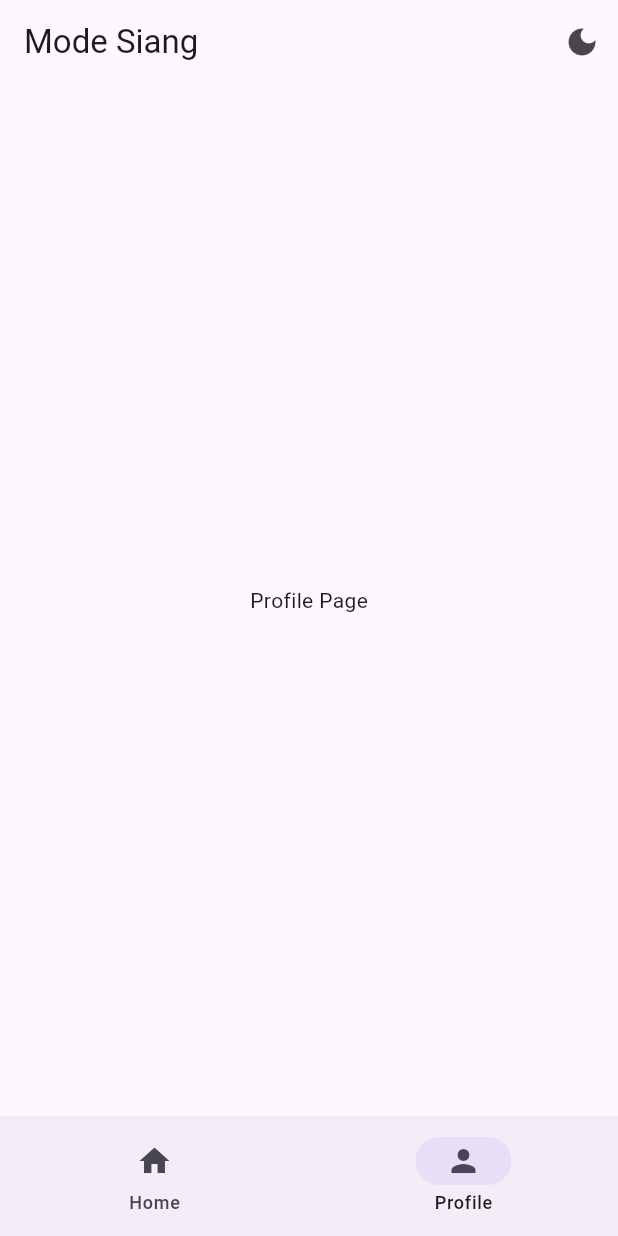
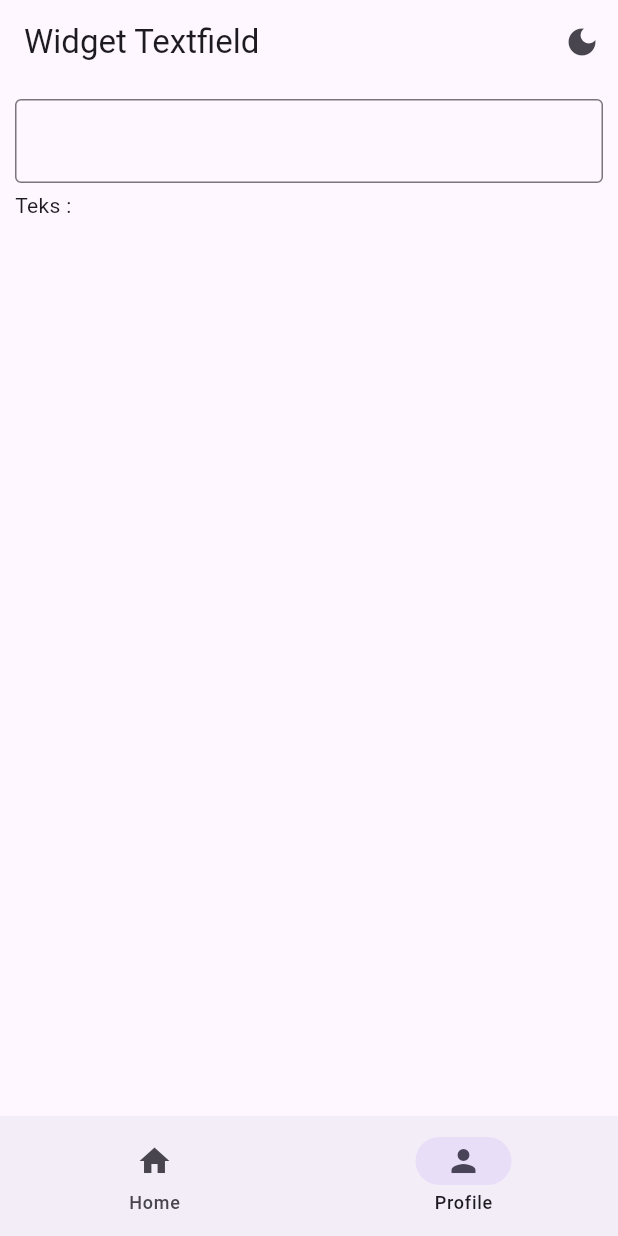
Before and after one commit to manpits/flutter, a Flutter app: the screen it shows after launch, item 2 of the bottom bar chosen, on a phone screen of 412 x 824 dp. Run offline on Flutter 3.47's test engine with Material 3 defaults, Android fonts, the phone set to English and light mode, and no system bars.

Commit message:
022-textfield-widget-1740978996

```diff
--- a/lib/main.dart
+++ b/lib/main.dart
@@ -1,5 +1,5 @@
 /* --------------------------------------------
-* Penggantian Light / Dark Theme
+* Textfiled Widget
 -----------------------------------------------*/
 
 import 'package:flutter/material.dart';
--- a/lib/views/pages/profilepage.dart
+++ b/lib/views/pages/profilepage.dart
@@ -1,12 +1,37 @@
 import 'package:flutter/material.dart';
 
-class ProfilePage extends StatelessWidget {
+class ProfilePage extends StatefulWidget {
   const ProfilePage({super.key});
 
   @override
+  State<ProfilePage> createState() => _ProfilePageState();
+}
+
+class _ProfilePageState extends State<ProfilePage> {
+  TextEditingController textController = TextEditingController();
+
+  @override
   Widget build(BuildContext context) {
-    return const Center(
-      child: Text('Profile Page'),
+    return Padding(
+      padding: const EdgeInsets.all(10.0),
+      child: Column(
+        crossAxisAlignment: CrossAxisAlignment.start,
+        children: [
+          TextField(
+            controller: textController,
+            decoration: const InputDecoration(
+              border: OutlineInputBorder(),
+            ),
+            onSubmitted: (value) {
+              setState(() {});
+            },
+          ),
+          SizedBox(
+            height: 5,
+          ),
+          Text('Teks : ${textController.text}'),
+        ],
+      ),
     );
   }
 }
--- a/lib/views/widget_tree.dart
+++ b/lib/views/widget_tree.dart
@@ -19,7 +19,7 @@ class WidgetTree extends StatelessWidget {
       builder: (context, value, child) {
         return Scaffold(
           appBar: AppBar(
-            title: value ? const Text('Mode Malam') : const Text('Mode Siang'),
+            title: const Text('Widget Textfield'),
             actions: [
               IconButton(
                   onPressed: () {
```
